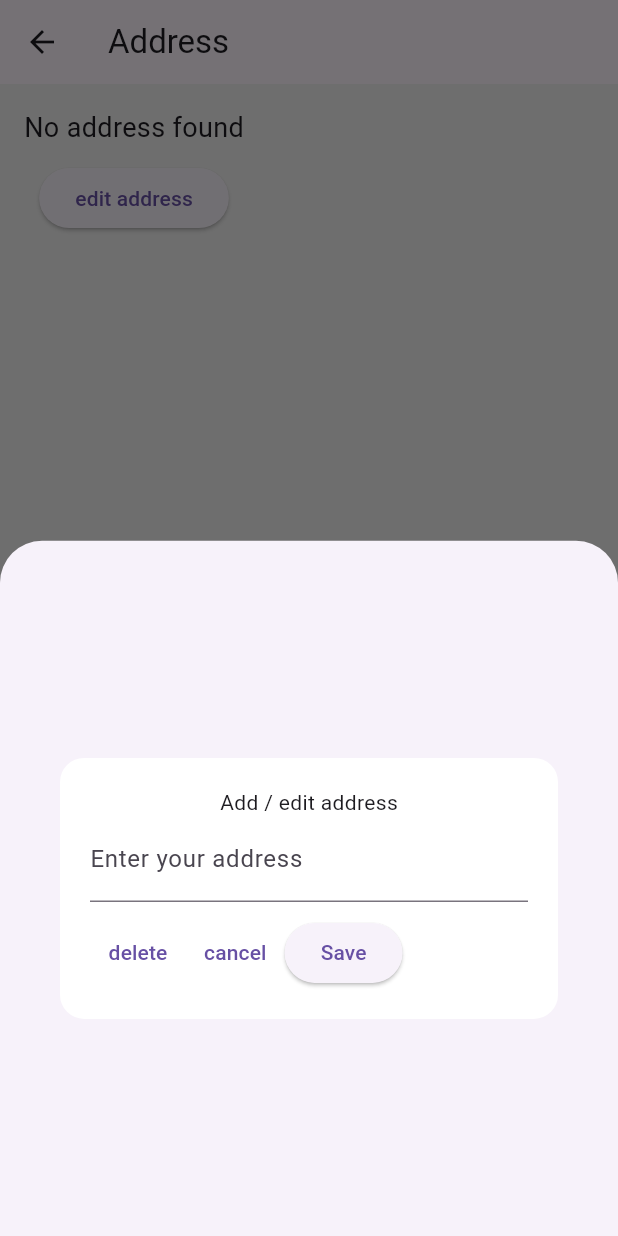
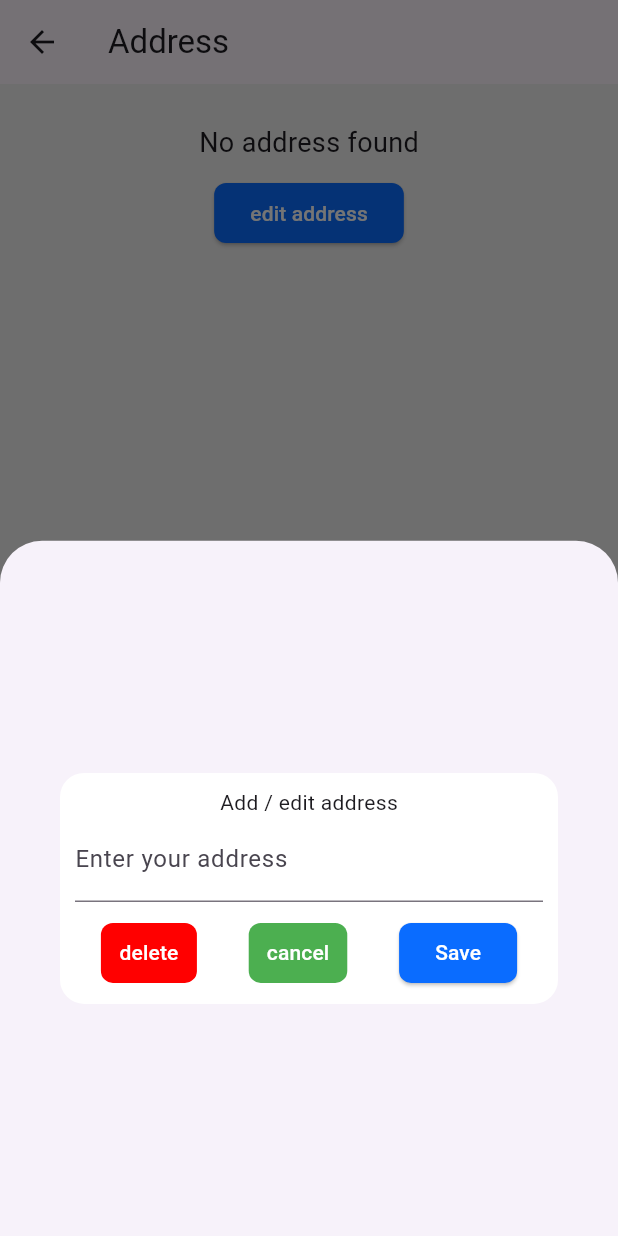
Before and after one commit to bibekparajuli39/GearShoppingApp-using-flutter, a Flutter app: the AddressScreen screen opened by its route, after a tap on "edit address", on a phone screen of 412 x 824 dp. Run offline on Flutter 3.47's test engine with Material 3 defaults, Android fonts, the phone set to English and light mode, and no system bars; our stand-ins replace cloud_firestore, firebase_auth, firebase_core, flutter_riverpod, image_picker, riverpod and 1 more; accounts and stored records are empty.

Commit message:
changes in UI

```diff
--- a/lib/screens/address/address_screen.dart
+++ b/lib/screens/address/address_screen.dart
@@ -9,14 +9,20 @@ class AddressScreen extends ConsumerWidget {
 
   @override
   Widget build(BuildContext context, WidgetRef ref) {
+    final width = MediaQuery.of(context).size.width;
     final addressAsync = ref.watch(addressprovider(userId));
     return Scaffold(
       appBar: AppBar(title: Text('Address')),
       body: addressAsync.when(
         data: (address) {
-          return Padding(
+          return Container(
+            padding: const EdgeInsets.all(10),
+            width: width > 900 ? width * 0.5 : double.infinity,
+            child: Padding(
               padding: EdgeInsets.all(16),
               child: Column(
+                mainAxisAlignment: MainAxisAlignment.start,
+                crossAxisAlignment: CrossAxisAlignment.center,
                 children: [
                   Text(
                     address.isEmpty ? 'No address found' : address,
@@ -24,12 +30,20 @@ class AddressScreen extends ConsumerWidget {
                   ),
                   SizedBox(height: 10),
                   ElevatedButton(
+                    style: ElevatedButton.styleFrom(
+                      backgroundColor: const Color.fromARGB(255, 10, 108, 255),
+                      foregroundColor: Colors.white,
+                      shape: RoundedRectangleBorder(
+                        borderRadius: BorderRadius.circular(8),
+                      ),
+                    ),
                     onPressed: () {
                       showAddressPopup(context, userId, address);
                     },
                     child: Text('edit address'),
                   ),
                 ],
+              ),
             ),
           );
         },
@@ -49,7 +63,7 @@ void showAddressPopup(BuildContext context, String userId, String oldAddress) {
       return Dialog(
         backgroundColor: Colors.transparent,
         child: Container(
-          padding: const EdgeInsets.all(20),
+          padding: const EdgeInsets.all(10),
           decoration: BoxDecoration(
             color: Colors.white,
             borderRadius: BorderRadius.circular(16),
@@ -65,23 +79,48 @@ void showAddressPopup(BuildContext context, String userId, String oldAddress) {
               ),
               const SizedBox(height: 10),
               Row(
+                mainAxisAlignment: MainAxisAlignment.spaceAround,
                 children: [
                   TextButton(
+                    style: TextButton.styleFrom(
+                      backgroundColor: const Color.fromARGB(255, 255, 0, 0),
+
+                      shape: RoundedRectangleBorder(
+                        borderRadius: BorderRadius.circular(8),
+                      ),
+                    ),
                     onPressed: () async {
                       await service.updateAddress(userId);
                       if (context.mounted) {
                         Navigator.pop(context);
                       }
                     },
-                    child: Text('delete'),
+                    child: Text(
+                      'delete',
+                      style: TextStyle(color: Colors.white),
+                    ),
                   ),
                   TextButton(
+                    style: TextButton.styleFrom(
+                      backgroundColor: Colors.green,
+                      foregroundColor: Colors.white,
+                      shape: RoundedRectangleBorder(
+                        borderRadius: BorderRadius.circular(8),
+                      ),
+                    ),
                     onPressed: () {
                       Navigator.pop(context);
                     },
                     child: Text('cancel'),
                   ),
                   ElevatedButton(
+                    style: ElevatedButton.styleFrom(
+                      backgroundColor: const Color.fromARGB(255, 10, 108, 255),
+                      foregroundColor: Colors.white,
+                      shape: RoundedRectangleBorder(
+                        borderRadius: BorderRadius.circular(8),
+                      ),
+                    ),
                     onPressed: () async {
                       await service.setAddress(userId, controller.text);
                       if (context.mounted) {
```
Also changed, not shown: lib/screens/login/signup_screen.dart (+10 -13 lines), lib/screens/products/product_detail_screen.dart (+2 -24 lines), lib/screens/profile/profile_screen.dart (+17 -1 lines). Lines whose indentation alone changed are shown as unchanged.
